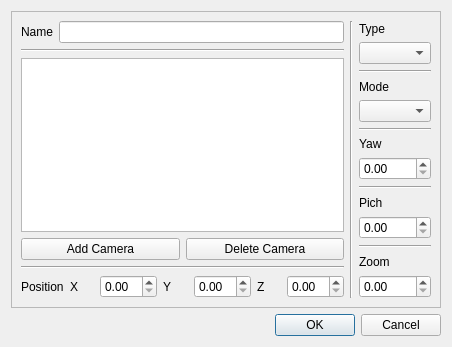
Before: the Qt Designer form Ui/camerawindowqt.ui in Vazquinhos/CatalunyaCircuit, drawn with Qt 5.
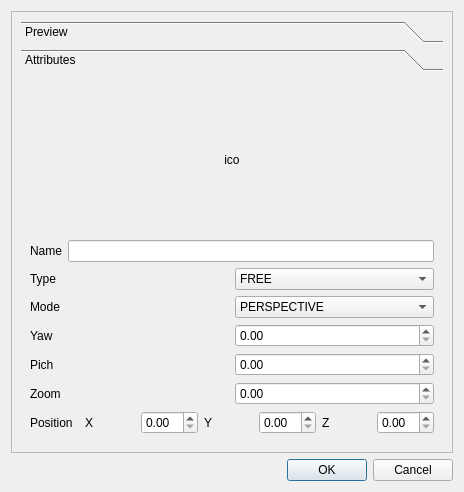
After: the same form once the commit is applied. The open tabs and pages were chosen to show the change.

Commit message: Carga de informacion en la ventan de edicion de camaras, falta por actualizar los datos de las camaras al editar los campos. He quitado la preview por temas de optimizacion, cuando vaya correctamente se volvera a añadir.

What changed in the file:
```diff
--- a/Ui/camerawindowqt.ui
+++ b/Ui/camerawindowqt.ui
@@ -6,8 +6,8 @@
    <rect>
     <x>0</x>
     <y>0</y>
-    <width>452</width>
-    <height>347</height>
+    <width>464</width>
+    <height>492</height>
    </rect>
   </property>
   <property name="windowTitle">
@@ -22,35 +22,49 @@
      <property name="frameShadow">
       <enum>QFrame::Raised</enum>
      </property>
-     <layout class="QHBoxLayout" name="horizontalLayout_4">
+     <layout class="QVBoxLayout" name="verticalLayout_5">
+      <item>
+       <widget class="QToolBox" name="toolBox">
+        <property name="currentIndex">
+         <number>0</number>
+        </property>
+        <widget class="QWidget" name="page">
+         <property name="geometry">
+          <rect>
+           <x>0</x>
+           <y>0</y>
+           <width>426</width>
+           <height>359</height>
+          </rect>
+         </property>
+         <attribute name="label">
+          <string>Preview</string>
+         </attribute>
+         <layout class="QVBoxLayout" name="verticalLayout_4">
       <item>
        <layout class="QVBoxLayout" name="verticalLayout">
         <item>
-         <layout class="QHBoxLayout" name="horizontalLayout">
-          <item>
-           <widget class="QLabel" name="label">
-            <property name="text">
-             <string>Name</string>
+             <widget class="QWidget" name="widget" native="true">
+              <property name="minimumSize">
+               <size>
+                <width>200</width>
+                <height>150</height>
+               </size>
             </property>
            </widget>
           </item>
           <item>
-           <widget class="QLineEdit" name="line_name"/>
-          </item>
-         </layout>
-        </item>
-        <item>
-         <widget class="Line" name="line_2">
-          <property name="orientation">
-           <enum>Qt::Horizontal</enum>
+             <widget class="QListWidget" name="listWidget">
+              <property name="maximumSize">
+               <size>
+                <width>16777215</width>
+                <height>200</height>
+               </size>
           </property>
          </widget>
         </item>
         <item>
-         <widget class="QListView" name="listView"/>
-        </item>
-        <item>
-         <layout class="QHBoxLayout" name="horizontalLayout_2">
+             <layout class="QHBoxLayout" name="horizontalLayout_4">
           <item>
            <widget class="QPushButton" name="pb_add">
             <property name="text">
@@ -65,68 +79,59 @@
             </property>
            </widget>
           </item>
-         </layout>
-        </item>
         <item>
-         <widget class="Line" name="line">
-          <property name="orientation">
-           <enum>Qt::Horizontal</enum>
-          </property>
-         </widget>
-        </item>
-        <item>
-         <layout class="QHBoxLayout" name="horizontalLayout_3">
-          <item>
-           <widget class="QLabel" name="label_3">
+               <widget class="QPushButton" name="pushButton">
             <property name="text">
-             <string>Position</string>
+                 <string>Select as active Camera</string>
             </property>
            </widget>
           </item>
-          <item>
-           <widget class="QLabel" name="label_2">
-            <property name="text">
-             <string>X</string>
-            </property>
-           </widget>
-          </item>
-          <item>
-           <widget class="QDoubleSpinBox" name="doubleSpinBox"/>
-          </item>
-          <item>
-           <widget class="QLabel" name="label_4">
-            <property name="text">
-             <string>Y</string>
-            </property>
-           </widget>
-          </item>
-          <item>
-           <widget class="QDoubleSpinBox" name="doubleSpinBox_2"/>
-          </item>
-          <item>
-           <widget class="QLabel" name="label_5">
-            <property name="text">
-             <string>Z</string>
-            </property>
-           </widget>
-          </item>
-          <item>
-           <widget class="QDoubleSpinBox" name="doubleSpinBox_3"/>
-          </item>
          </layout>
         </item>
        </layout>
       </item>
-      <item>
-       <widget class="Line" name="line_7">
-        <property name="orientation">
-         <enum>Qt::Vertical</enum>
-        </property>
-       </widget>
-      </item>
-      <item>
+         </layout>
+        </widget>
+        <widget class="QWidget" name="page_2">
+         <property name="geometry">
+          <rect>
+           <x>0</x>
+           <y>0</y>
+           <width>426</width>
+           <height>359</height>
+          </rect>
+         </property>
+         <attribute name="label">
+          <string>Attributes</string>
+         </attribute>
        <layout class="QVBoxLayout" name="verticalLayout_2">
         <item>
+           <widget class="QLabel" name="ico">
+            <property name="text">
+             <string>ico</string>
+            </property>
+            <property name="alignment">
+             <set>Qt::AlignCenter</set>
+            </property>
+           </widget>
+          </item>
+          <item>
+           <layout class="QHBoxLayout" name="horizontalLayout">
+            <item>
+             <widget class="QLabel" name="label">
+              <property name="text">
+               <string>Name</string>
+              </property>
+             </widget>
+            </item>
+            <item>
+             <widget class="QLineEdit" name="line_name"/>
+            </item>
+           </layout>
+          </item>
+          <item>
+           <layout class="QHBoxLayout" name="horizontalLayout_5">
+            <item>
          <widget class="QLabel" name="label_6">
           <property name="text">
            <string>Type</string>
@@ -134,15 +139,28 @@
          </widget>
         </item>
         <item>
-         <widget class="QComboBox" name="cb_type"/>
+             <widget class="QComboBox" name="cb_type">
+              <item>
+               <property name="text">
+                <string>FREE</string>
+               </property>
         </item>
         <item>
-         <widget class="Line" name="line_3">
-          <property name="orientation">
-           <enum>Qt::Horizontal</enum>
-          </property>
-         </widget>
-        </item>
+               <property name="text">
+                <string>SPHERICAL</string>
+               </property>
+              </item>
+              <item>
+               <property name="text">
+                <string>FIXED</string>
+               </property>
+              </item>
+             </widget>
+            </item>
+           </layout>
+          </item>
+          <item>
+           <layout class="QHBoxLayout" name="horizontalLayout_6">
         <item>
          <widget class="QLabel" name="label_10">
           <property name="text">
@@ -151,15 +169,23 @@
          </widget>
         </item>
         <item>
-         <widget class="QComboBox" name="cb_mode"/>
+             <widget class="QComboBox" name="cb_mode">
+              <item>
+               <property name="text">
+                <string>PERSPECTIVE</string>
+               </property>
         </item>
         <item>
-         <widget class="Line" name="line_4">
-          <property name="orientation">
-           <enum>Qt::Horizontal</enum>
-          </property>
-         </widget>
-        </item>
+               <property name="text">
+                <string>ORTOGONAL</string>
+               </property>
+              </item>
+             </widget>
+            </item>
+           </layout>
+          </item>
+          <item>
+           <layout class="QHBoxLayout" name="horizontalLayout_7">
         <item>
          <widget class="QLabel" name="label_7">
           <property name="text">
@@ -170,13 +196,10 @@
         <item>
          <widget class="QDoubleSpinBox" name="sb_yaw"/>
         </item>
-        <item>
-         <widget class="Line" name="line_5">
-          <property name="orientation">
-           <enum>Qt::Horizontal</enum>
-          </property>
-         </widget>
-        </item>
+           </layout>
+          </item>
+          <item>
+           <layout class="QHBoxLayout" name="horizontalLayout_8">
         <item>
          <widget class="QLabel" name="label_8">
           <property name="text">
@@ -185,15 +208,12 @@
          </widget>
         </item>
         <item>
-         <widget class="QDoubleSpinBox" name="cb_pitch"/>
+             <widget class="QDoubleSpinBox" name="sb_pitch"/>
+            </item>
+           </layout>
         </item>
         <item>
-         <widget class="Line" name="line_6">
-          <property name="orientation">
-           <enum>Qt::Horizontal</enum>
-          </property>
-         </widget>
-        </item>
+           <layout class="QHBoxLayout" name="horizontalLayout_9">
         <item>
          <widget class="QLabel" name="label_9">
           <property name="text">
@@ -205,6 +225,51 @@
          <widget class="QDoubleSpinBox" name="cb_zoom"/>
         </item>
        </layout>
+          </item>
+          <item>
+           <layout class="QHBoxLayout" name="horizontalLayout_3">
+            <item>
+             <widget class="QLabel" name="label_3">
+              <property name="text">
+               <string>Position</string>
+              </property>
+             </widget>
+            </item>
+            <item>
+             <widget class="QLabel" name="label_2">
+              <property name="text">
+               <string>X</string>
+              </property>
+             </widget>
+            </item>
+            <item>
+             <widget class="QDoubleSpinBox" name="x"/>
+            </item>
+            <item>
+             <widget class="QLabel" name="label_4">
+              <property name="text">
+               <string>Y</string>
+              </property>
+             </widget>
+            </item>
+            <item>
+             <widget class="QDoubleSpinBox" name="y"/>
+            </item>
+            <item>
+             <widget class="QLabel" name="label_5">
+              <property name="text">
+               <string>Z</string>
+              </property>
+             </widget>
+            </item>
+            <item>
+             <widget class="QDoubleSpinBox" name="z"/>
+            </item>
+           </layout>
+          </item>
+         </layout>
+        </widget>
+       </widget>
       </item>
      </layout>
     </widget>
```
Lines whose indentation alone changed are shown as unchanged. The commit also changes 5 other files.
